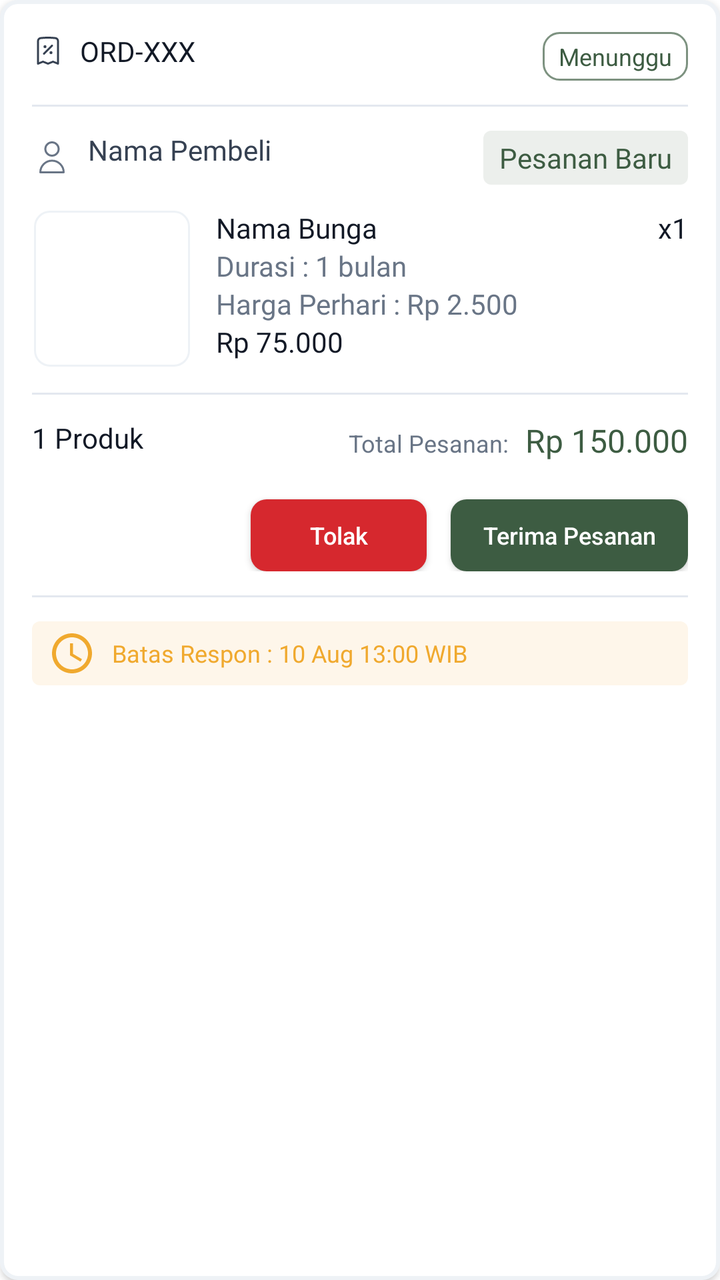
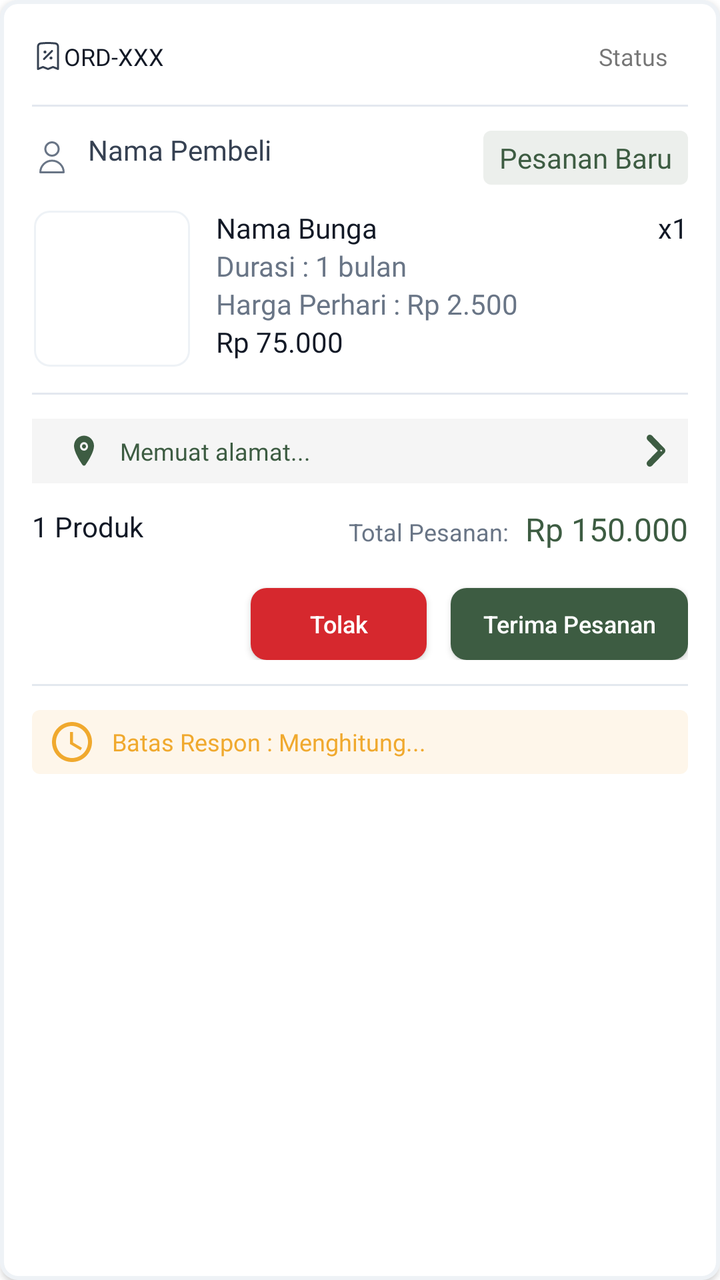

Two renders of the same Android screen: before a commit and after it. Below are the layout's source before the change and the commit's diff.
<!-- AndroidManifest.xml: application theme Theme.Florist -->
<!-- res/layout/item_seller_order.xml -->
<?xml version="1.0" encoding="utf-8"?>
<LinearLayout xmlns:android="http://schemas.android.com/apk/res/android"
    android:layout_width="match_parent"
    android:layout_height="wrap_content"
    xmlns:app="http://schemas.android.com/apk/res-auto"
    android:orientation="vertical"
    android:layout_marginHorizontal="16dp"
    android:layout_marginTop="12dp"
    android:background="@drawable/rounded_white_button"
    android:padding="16dp"
    android:elevation="2dp">

    <RelativeLayout
        android:layout_width="match_parent"
        android:layout_height="wrap_content"
        android:layout_marginBottom="12dp">

        <LinearLayout
            android:layout_width="wrap_content"
            android:layout_height="wrap_content"
            android:orientation="horizontal"
            android:gravity="center_vertical">

            <ImageView
                android:layout_width="16dp"
                android:layout_height="16dp"
                android:src="@drawable/ic_receipt"
                app:tint="@color/gray_700"/>

            <TextView
                android:id="@+id/tvOrderId"
                android:layout_width="180dp"
                android:layout_height="wrap_content"
                android:text="ORD-XXX"
                android:textColor="@color/gray_900"
                style="@style/label_lg_bold"
                android:layout_marginStart="8dp"/>
        </LinearLayout>

        <TextView
            android:id="@+id/tvOrderStatus"
            android:layout_width="wrap_content"
            android:layout_height="wrap_content"
            android:text="Menunggu"
            android:textSize="12sp"
            android:textColor="@color/olive_500"
            android:background="@drawable/rounded_green_border_button"
            android:paddingHorizontal="8dp"
            android:paddingVertical="4dp"
            android:layout_alignParentEnd="true"
            android:layout_centerVertical="true"/>
    </RelativeLayout>

    <View
        android:layout_width="match_parent"
        android:layout_height="1dp"
        android:background="@color/gray_200"
        android:layout_marginBottom="12dp"/>

    <RelativeLayout
        android:layout_width="match_parent"
        android:layout_height="wrap_content"
        android:layout_marginBottom="12dp">

        <ImageView
            android:id="@+id/icUser"
            android:layout_width="20dp"
            android:layout_height="20dp"
            android:src="@drawable/user"
            app:tint="@color/gray_500"
            android:layout_centerVertical="true"/>

        <TextView
            android:id="@+id/tvBuyerName"
            style="@style/body_md_regular"
            android:layout_width="wrap_content"
            android:layout_height="wrap_content"
            android:layout_marginStart="8dp"
            android:layout_toEndOf="@id/icUser"
            android:text="Nama Pembeli"
            android:textColor="@color/gray_700" />

        <TextView
            android:id="@+id/tvNewOrder"
            android:layout_width="wrap_content"
            android:layout_height="wrap_content"
            android:text="Pesanan Baru"
            android:textColor="@color/olive_500"
            style="@style/body_md_medium"
            android:paddingHorizontal="8dp"
            android:paddingVertical="4dp"
            android:layout_alignParentEnd="true"
            android:background="@drawable/bg_accent_text"/>
    </RelativeLayout>

    <LinearLayout
        android:layout_width="match_parent"
        android:layout_height="wrap_content"
        android:orientation="horizontal">

        <ImageView
            android:id="@+id/imgOrderProduct"
            android:layout_width="80dp"
            android:layout_height="80dp"
            android:scaleType="centerCrop"
            android:background="@drawable/rounded_gray_layout"
            android:clipToOutline="true"/>

        <RelativeLayout
            android:layout_width="match_parent"
            android:layout_height="match_parent"
            android:layout_marginStart="12dp">

            <TextView
                android:id="@+id/tvOrderProductName"
                android:layout_width="match_parent"
                android:layout_height="wrap_content"
                android:text="Nama Bunga"
                android:textColor="@color/gray_900"
                style="@style/body_md_bold"
                android:maxLines="1"
                android:ellipsize="end"/>

            <TextView
                android:id="@+id/tvDuration"
                android:layout_width="wrap_content"
                android:layout_height="wrap_content"
                android:text="Durasi : 1 bulan"
                android:textColor="@color/gray_500"
                style="@style/label_lg_regular"
                android:layout_below="@id/tvOrderProductName"/>

            <TextView
                android:id="@+id/tvDurationPrice"
                android:layout_width="wrap_content"
                android:layout_height="wrap_content"
                android:text="Harga Perhari : Rp 2.500"
                android:textColor="@color/gray_500"
                style="@style/label_lg_regular"
                android:layout_below="@id/tvDuration"/>

            <TextView
                android:id="@+id/tvTotalPrice"
                android:layout_width="wrap_content"
                android:layout_height="wrap_content"
                android:text="Rp 75.000"
                android:textColor="@color/text_primary"
                style="@style/body_md_medium"
                android:layout_below="@id/tvDurationPrice"/>

            <TextView
                android:id="@+id/tvOrderQty"
                android:layout_width="wrap_content"
                android:layout_height="wrap_content"
                android:text="x1"
                android:textColor="@color/text_primary"
                style="@style/body_md_medium"
                android:layout_alignParentEnd="true"/>

        </RelativeLayout>
    </LinearLayout>

    <View
        android:layout_width="match_parent"
        android:layout_height="1dp"
        android:background="@color/gray_200"
        android:layout_marginVertical="12dp"/>

    <RelativeLayout
        android:layout_width="match_parent"
        android:layout_height="wrap_content"
        android:gravity="center_vertical">

        <TextView
            android:layout_width="wrap_content"
            android:layout_height="wrap_content"
            android:text="1 Produk"
            android:textColor="@color/text_primary"
            android:textSize="14sp"
            android:layout_gravity="start"/>

        <LinearLayout
            android:id="@+id/layoutGrandTotal"
            android:layout_width="wrap_content"
            android:layout_height="wrap_content"
            android:orientation="horizontal"
            android:layout_alignParentEnd="true">

            <TextView
                android:layout_width="wrap_content"
                android:layout_height="wrap_content"
                android:text="Total Pesanan:"
                android:textColor="@color/gray_500"
                android:textSize="12sp"
                android:layout_marginEnd="8dp"
                android:layout_marginBottom="24dp"/>

            <TextView
                android:id="@+id/tvOrderGrandTotal"
                android:layout_width="wrap_content"
                android:layout_height="wrap_content"
                android:text="Rp 150.000"
                android:textColor="@color/olive_500"
                style="@style/title_md_bold"/>
        </LinearLayout>

        <androidx.appcompat.widget.AppCompatButton
            android:id="@+id/btnReject"
            android:layout_width="wrap_content"
            android:layout_height="36dp"
            android:text="Tolak"
            android:textSize="12sp"
            android:layout_marginEnd="12dp"
            android:textColor="@color/white"
            android:background="@drawable/rounded_error_button"
            android:layout_toStartOf="@id/btnOrderAction"
            android:layout_below="@id/layoutGrandTotal"
            android:paddingHorizontal="16dp"
            android:textAllCaps="false"/>

        <androidx.appcompat.widget.AppCompatButton
            android:id="@+id/btnOrderAction"
            android:layout_width="wrap_content"
            android:layout_height="36dp"
            android:text="Terima Pesanan"
            android:textSize="12sp"
            android:textColor="@color/white"
            android:background="@drawable/rounded_success_button"
            android:layout_alignParentEnd="true"
            android:layout_below="@id/layoutGrandTotal"
            android:paddingHorizontal="16dp"
            android:textAllCaps="false"/>

    </RelativeLayout>

    <View
        android:layout_width="match_parent"
        android:layout_height="1dp"
        android:background="@color/gray_200"
        android:layout_marginVertical="12dp"/>

    <LinearLayout
        android:id="@+id/layoutAccessTime"
        android:layout_width="match_parent"
        android:layout_height="wrap_content"
        android:orientation="horizontal"
        android:paddingHorizontal="8dp"
        android:paddingVertical="4dp"
        android:background="@drawable/bg_warning_text">

        <ImageView
            android:id="@+id/icAccessTime"
            android:layout_width="wrap_content"
            android:layout_height="wrap_content"
            android:layout_marginEnd="8dp"
            android:src="@drawable/ic_access_time"
            app:tint="@color/text_warning"/>

        <TextView
            android:layout_width="wrap_content"
            android:layout_height="wrap_content"
            android:text="Batas Respon : 10 Aug 13:00 WIB"
            android:textColor="@color/text_warning"
            android:textSize="12sp"
            style="@style/body_sm_bold"
            android:layout_gravity="center_vertical"/>
    </LinearLayout>

</LinearLayout>
<!-- resources referenced by this layout -->
<resources>
  <color name="gray_200">#E3E8EF</color>
  <color name="gray_500">#697586</color>
  <color name="gray_700">#364152</color>
  <color name="gray_900">#121926</color>
  <color name="olive_500">#3D5C42</color>
  <color name="text_primary">@color/gray_900</color>
  <color name="white">#FFFFFF</color>
  <!-- drawable rounded_green_border_button (drawable) -->
  <?xml version="1.0" encoding="utf-8"?>
  <shape xmlns:android="http://schemas.android.com/apk/res/android"
      android:shape="rectangle">
  
      <solid android:color="@color/white"/>
      <stroke android:width="1dp" android:color="@color/border_accent"/>
      <corners
          android:bottomLeftRadius="8dp"
          android:bottomRightRadius="8dp"
          android:topLeftRadius="8dp"
          android:topRightRadius="8dp"
          />
  </shape>
  <style name="label_lg_bold">
          <item name="android:fontFamily">@font/nunito_sans_bold</item>
          <item name="android:textSize">14sp</item>
          <item name="android:lineSpacingMultiplier">0.7</item>
          <item name="android:lineSpacingExtra">6sp</item>
      </style>
  <color name="yellow_500">#F0A92E</color>
  <color name="bg_error">@color/red_500</color>
  <color name="border_accent">@color/olive_300</color>
  <color name="bg_accent">@color/olive_500</color>
  <color name="gray_100">#EEF2F6</color>
  <color name="main_color">#3D5C42</color>
  <color name="teal_200">#FF03DAC5</color>
  <color name="teal_700">#FF018786</color>
  <color name="black">#121926</color>
  <color name="olive_50">#ECEFEC</color>
  <color name="yellow_50">#FEF6EA</color>
  <color name="red_500">#D6282E</color>
  <color name="gray_400">#9AA4B2</color>
  <color name="olive_300">#7D9280</color>
  <!-- unchanged entries left out for length: 22 -->
</resources>

<!-- the commit's change to res/layout/item_seller_order.xml (unified diff, before → after) -->
@@ -15,40 +15,46 @@
         android:layout_height="wrap_content"
         android:layout_marginBottom="12dp">
 
+        
+        <TextView
+            android:id="@+id/tvOrderStatus"
+            android:layout_width="wrap_content"
+            android:layout_height="wrap_content"
+            android:text="Status"
+            style="@style/body_sm_bold"
+            android:gravity="center_vertical"
+            android:paddingHorizontal="10dp"
+            android:paddingVertical="4dp"
+            android:background="@drawable/bg_status_badge"
+            android:layout_alignParentEnd="true"
+            android:layout_centerVertical="true"/>
+
         <LinearLayout
-            android:layout_width="wrap_content"
+            android:layout_width="match_parent"
             android:layout_height="wrap_content"
             android:orientation="horizontal"
-            android:gravity="center_vertical">
+            android:layout_centerVertical="true"
+            android:layout_toStartOf="@id/tvOrderStatus"
+            android:layout_marginEnd="12dp">
 
             <ImageView
                 android:layout_width="16dp"
                 android:layout_height="16dp"
                 android:src="@drawable/ic_receipt"
-                app:tint="@color/gray_700"/>
+                app:tint="@color/gray_700"
+                android:layout_gravity="center_vertical"/>
 
             <TextView
                 android:id="@+id/tvOrderId"
-                android:layout_width="180dp"
+                android:layout_width="wrap_content"
                 android:layout_height="wrap_content"
                 android:text="ORD-XXX"
                 android:textColor="@color/gray_900"
-                style="@style/label_lg_bold"
-                android:layout_marginStart="8dp"/>
+                style="@style/label_md_bold"
+                android:layout_marginRight="8dp"
+                android:maxLines="1"
+                android:ellipsize="end"/>
         </LinearLayout>
-
-        <TextView
-            android:id="@+id/tvOrderStatus"
-            android:layout_width="wrap_content"
-            android:layout_height="wrap_content"
-            android:text="Menunggu"
-            android:textSize="12sp"
-            android:textColor="@color/olive_500"
-            android:background="@drawable/rounded_green_border_button"
-            android:paddingHorizontal="8dp"
-            android:paddingVertical="4dp"
-            android:layout_alignParentEnd="true"
-            android:layout_centerVertical="true"/>
     </RelativeLayout>
 
     <View
@@ -165,6 +171,41 @@
         android:layout_height="1dp"
         android:background="@color/gray_200"
         android:layout_marginVertical="12dp"/>
+
+    <LinearLayout
+        android:id="@+id/layoutAddress"
+        android:layout_width="match_parent"
+        android:layout_height="wrap_content"
+        android:orientation="horizontal"
+        android:layout_marginBottom="12dp"
+        android:background="#F5F5F5"
+        android:padding="8dp"
+        android:gravity="center_vertical"
+        android:clickable="true"
+        android:focusable="true"
+        android:visibility="visible">
+
+        <ImageView
+            android:layout_width="36dp"
+            android:layout_height="16dp"
+            android:src="@drawable/location"
+            app:tint="@color/main_color"/>
+        <TextView
+            android:id="@+id/tvAddress"
+            android:layout_width="0dp"
+            android:layout_weight="1"
+            android:layout_height="wrap_content"
+            android:text="Memuat alamat..."
+            android:textColor="@color/main_color"
+            style="@style/body_sm_regular"
+            android:maxLines="2"
+            android:ellipsize="end"/>
+        <ImageView
+            android:layout_width="16dp"
+            android:layout_height="16dp"
+            android:src="@drawable/right_arrow"
+            app:tint="@color/main_color"/>
+    </LinearLayout>
 
     <RelativeLayout
         android:layout_width="match_parent"
@@ -257,9 +298,10 @@
             app:tint="@color/text_warning"/>
 
         <TextView
-            android:layout_width="wrap_content"
-            android:layout_height="wrap_content"
-            android:text="Batas Respon : 10 Aug 13:00 WIB"
+            android:id="@+id/tvResponseDeadline"
+            android:layout_width="wrap_content"
+            android:layout_height="wrap_content"
+            android:text="Batas Respon : Menghitung..."
             android:textColor="@color/text_warning"
             android:textSize="12sp"
             style="@style/body_sm_bold"
<!-- resource entries referenced after the edit -->
@@ -7,29 +7,51 @@
   <color name="olive_500">#3D5C42</color>
   <color name="text_primary">@color/gray_900</color>
   <color name="white">#FFFFFF</color>
-  <!-- drawable rounded_green_border_button (drawable) -->
+  <!-- drawable bg_status_badge (drawable) -->
   <?xml version="1.0" encoding="utf-8"?>
-  <shape xmlns:android="http://schemas.android.com/apk/res/android"
-      android:shape="rectangle">
-  
+  <shape xmlns:android="http://schemas.android.com/apk/res/android" android:shape="rectangle">
+      <corners android:radius="100dp"/>
       <solid android:color="@color/white"/>
-      <stroke android:width="1dp" android:color="@color/border_accent"/>
-      <corners
-          android:bottomLeftRadius="8dp"
-          android:bottomRightRadius="8dp"
-          android:topLeftRadius="8dp"
-          android:topRightRadius="8dp"
-          />
   </shape>
-  <style name="label_lg_bold">
+  <!-- drawable location (drawable) -->
+  <vector xmlns:android="http://schemas.android.com/apk/res/android"
+      android:width="40dp"
+      android:height="60dp"
+      android:viewportWidth="20"
+      android:viewportHeight="28">
+    <path
+        android:pathData="M10,12.125C11.035,12.125 11.875,11.285 11.875,10.25C11.875,9.214 11.035,8.375 10,8.375C8.964,8.375 8.125,9.214 8.125,10.25C8.125,11.285 8.964,12.125 10,12.125Z"
+        android:fillColor="#3D5C42"/>
+    <path
+        android:pathData="M10,0.875C4.831,0.875 0.625,4.897 0.625,9.84C0.625,12.194 1.698,15.324 3.814,19.143C5.513,22.21 7.479,24.983 8.501,26.363C8.674,26.599 8.9,26.791 9.161,26.923C9.421,27.055 9.709,27.124 10.002,27.124C10.294,27.124 10.582,27.055 10.843,26.923C11.104,26.791 11.33,26.599 11.502,26.363C12.523,24.983 14.491,22.21 16.19,19.143C18.302,15.325 19.375,12.195 19.375,9.84C19.375,4.897 15.169,0.875 10,0.875ZM10,14C9.258,14 8.533,13.78 7.917,13.368C7.3,12.956 6.819,12.37 6.535,11.685C6.252,11 6.177,10.246 6.322,9.518C6.467,8.791 6.824,8.123 7.348,7.598C7.873,7.074 8.541,6.717 9.268,6.572C9.996,6.427 10.75,6.502 11.435,6.785C12.12,7.069 12.706,7.55 13.118,8.167C13.53,8.783 13.75,9.508 13.75,10.25C13.749,11.244 13.354,12.197 12.651,12.901C11.947,13.604 10.994,13.999 10,14Z"
+        android:fillColor="#3D5C42"/>
+  </vector>
+  <!-- drawable right_arrow (drawable) -->
+  <vector xmlns:android="http://schemas.android.com/apk/res/android"
+      android:width="6dp"
+      android:height="10dp"
+      android:viewportWidth="6"
+      android:viewportHeight="10">
+    <path
+        android:strokeWidth="1"
+        android:pathData="M4.293,5L3.94,5.354L0.647,8.647C0.647,8.647 0.647,8.647 0.647,8.647C0.553,8.74 0.5,8.867 0.5,9C0.5,9.133 0.553,9.26 0.647,9.353C0.647,9.353 0.647,9.354 0.647,9.354M4.293,5L0.647,9.354M4.293,5L3.94,4.646L0.65,1.357C0.561,1.263 0.511,1.138 0.512,1.008C0.513,0.877 0.566,0.751 0.659,0.659C0.751,0.566 0.877,0.513 1.008,0.512C1.138,0.511 1.263,0.561 1.357,0.65L5.353,4.647C5.353,4.647 5.353,4.647 5.353,4.647C5.447,4.74 5.5,4.867 5.5,5C5.5,5.133 5.447,5.26 5.353,5.353C5.353,5.354 5.353,5.354 5.353,5.354L1.354,9.353M4.293,5L1.354,9.353M0.647,9.354C0.74,9.447 0.867,9.5 1,9.5C1.133,9.5 1.26,9.447 1.353,9.353M0.647,9.354L1.353,9.353M1.353,9.353L1.354,9.353M1.353,9.353L1.354,9.353"
+        android:fillColor="#00000000"
+        android:strokeColor="#3D5C42"/>
+  </vector>
+  <style name="body_sm_regular">
+          <item name="android:fontFamily">@font/nunitosans_regular</item>
+          <item name="android:textSize">12sp</item>
+          <item name="android:lineSpacingMultiplier">0.75</item>
+          <item name="android:lineSpacingExtra">2sp</item>
+      </style>
+  <style name="label_md_bold">
           <item name="android:fontFamily">@font/nunito_sans_bold</item>
-          <item name="android:textSize">14sp</item>
-          <item name="android:lineSpacingMultiplier">0.7</item>
-          <item name="android:lineSpacingExtra">6sp</item>
+          <item name="android:textSize">12sp</item>
+          <item name="android:lineSpacingMultiplier">0.75</item>
+          <item name="android:lineSpacingExtra">4sp</item>
       </style>
   <color name="yellow_500">#F0A92E</color>
   <color name="bg_error">@color/red_500</color>
-  <color name="border_accent">@color/olive_300</color>
   <color name="bg_accent">@color/olive_500</color>
   <color name="gray_100">#EEF2F6</color>
   <color name="main_color">#3D5C42</color>
@@ -40,7 +62,6 @@
   <color name="yellow_50">#FEF6EA</color>
   <color name="red_500">#D6282E</color>
   <color name="gray_400">#9AA4B2</color>
-  <color name="olive_300">#7D9280</color>
   <!-- unchanged entries left out for length: 22 -->
 </resources>
 
